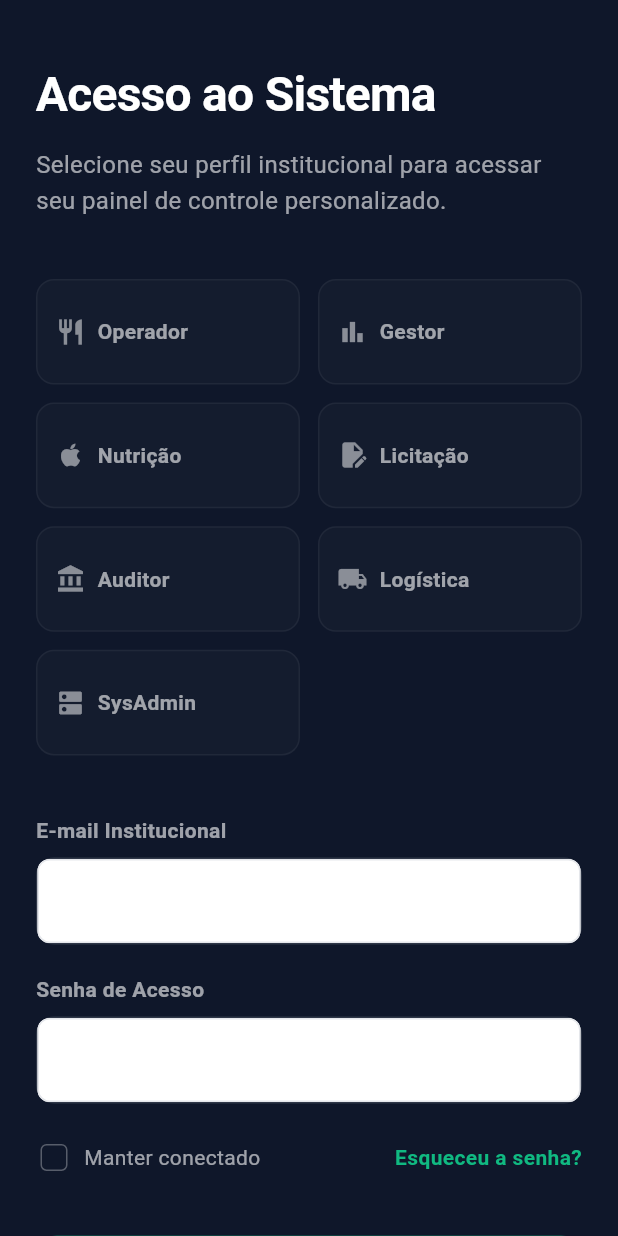
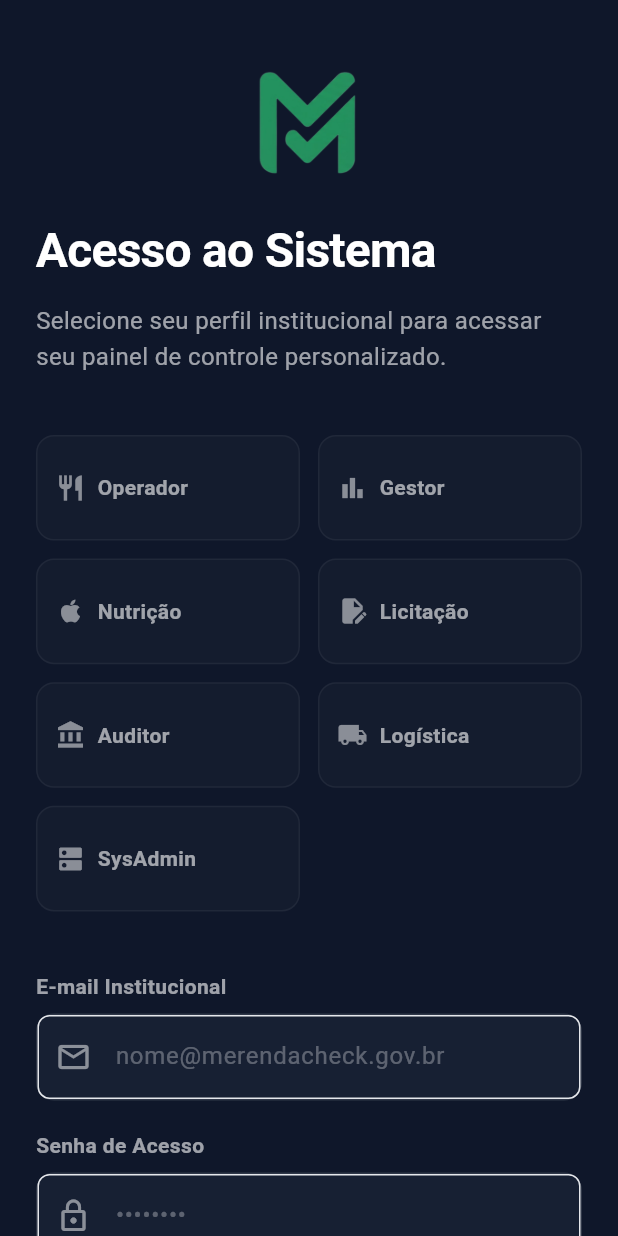
Before and after one commit to Vinicius3442/Merenda-check, a Flutter app: the screen it shows after launch, on a phone screen of 412 x 824 dp. Run offline on Flutter 3.47's test engine with Material 3 defaults, Android fonts, the light colour scheme and no system bars; our stand-ins replace go_router, google_generative_ai, supabase_flutter; missing offline and left inert: mobile_scanner; accounts and stored records are empty.

Commit message:
Arrumando mais bugs no flutter(vou enlouquecer)

```diff
--- a/Flutter app/lib/src/screens/auth/login_screen.dart
+++ b/Flutter app/lib/src/screens/auth/login_screen.dart
@@ -103,6 +103,14 @@
               crossAxisAlignment: CrossAxisAlignment.start,
               children: [
                 // Header
+                Center(
+                  child: Image.asset(
+                    'assets/logo.png',
+                    height: 80,
+                    fit: BoxFit.contain,
+                  ),
+                ),
+                const SizedBox(height: 24),
                 const Text(
                   'Acesso ao Sistema',
                   style: TextStyle(
@@ -205,7 +213,9 @@
                 Row(
                   mainAxisAlignment: MainAxisAlignment.spaceBetween,
                   children: [
-                    Row(
+                    Flexible(
+                      child: Row(
+                        mainAxisSize: MainAxisSize.min,
                         children: [
                           SizedBox(
                             height: 24,
@@ -219,10 +229,13 @@
                             ),
                           ),
                           const SizedBox(width: 8),
-                        Text('Manter conectado', style: TextStyle(color: Colors.white.withOpacity(0.6), fontSize: 14)),
+                          const Flexible(
+                            child: Text('Manter conectado', style: TextStyle(color: Colors.white60, fontSize: 13), overflow: TextOverflow.ellipsis),
+                          ),
                         ],
                       ),
-                    Text('Esqueceu a senha?', style: TextStyle(color: const Color(0xFF10b981), fontSize: 14, fontWeight: FontWeight.w600)),
+                    ),
+                    const Text('Esqueceu a senha?', style: TextStyle(color: Color(0xFF10b981), fontSize: 13, fontWeight: FontWeight.w600)),
                   ],
                 ),
                 const SizedBox(height: 40),
@@ -298,6 +311,7 @@
           hintStyle: TextStyle(color: Colors.white.withOpacity(0.3)),
           prefixIcon: Icon(icon, color: Colors.white.withOpacity(0.5)),
           border: InputBorder.none,
+          filled: false,
           contentPadding: const EdgeInsets.symmetric(horizontal: 16, vertical: 16),
         ),
       ),
--- a/Flutter app/pubspec.yaml
+++ b/Flutter app/pubspec.yaml
@@ -65,8 +65,8 @@
   uses-material-design: true
 
   # To add assets to your application, add an assets section, like this:
-  # assets:
-  #   - images/a_dot_burr.jpeg
+  assets:
+    - assets/logo.png
   #   - images/a_dot_ham.jpeg
 
   # An image asset can refer to one or more resolution-specific "variants", see
```
Also changed, not shown: Flutter app/assets/logo.png (added). Lines whose indentation alone changed are shown as unchanged.
